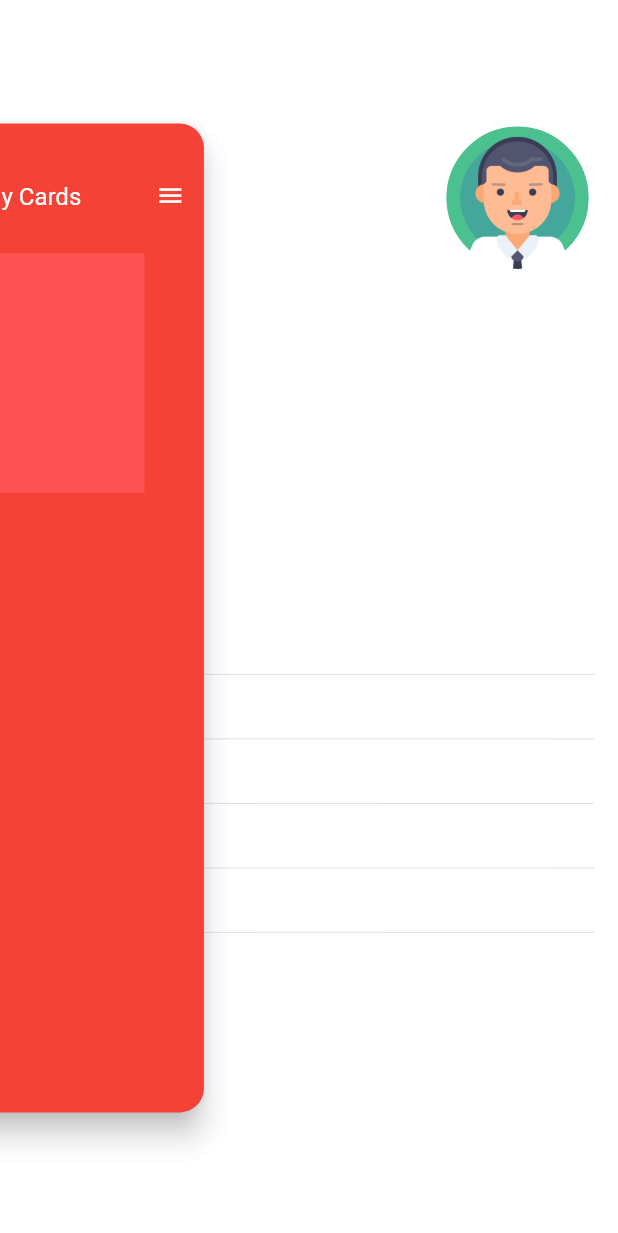
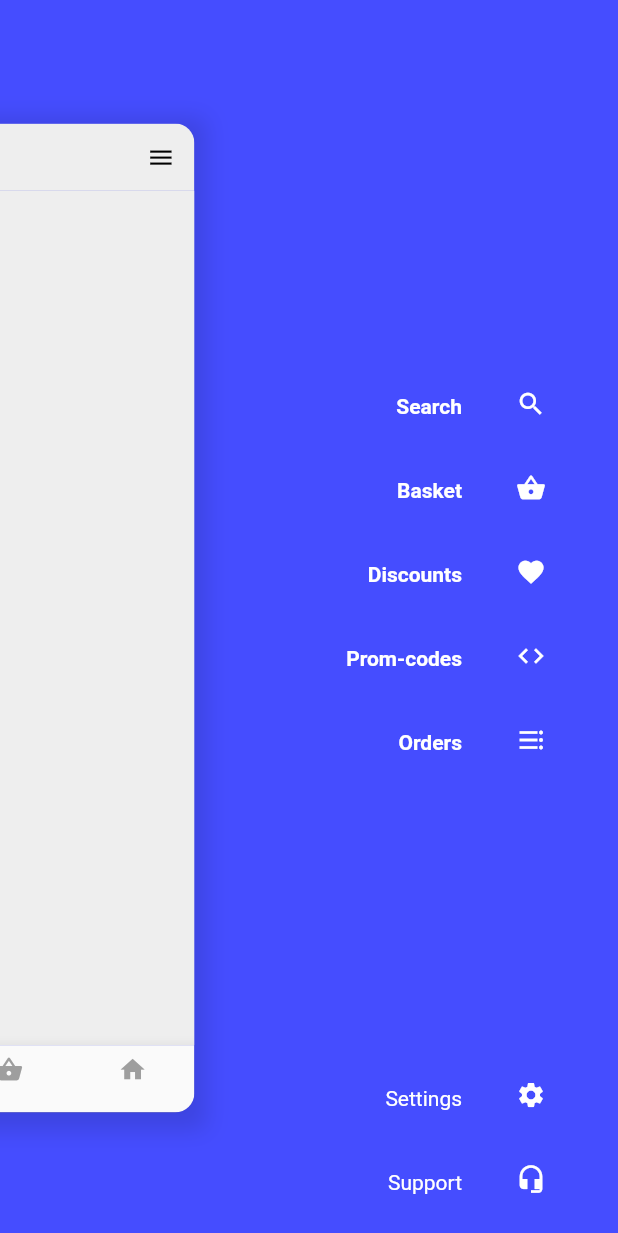
Before and after one commit to Amin397/Badaran_Flutter, a Flutter app: the screen it shows after launch, after a tap on "ورود", after a tap on the "menu" icon, on a phone screen of 412 x 824 dp. Shown: the top 1233 px of the screen. Run offline on Flutter 3.47's test engine with Material 2 defaults, Android fonts, the phone set to English and light mode, and no system bars; drawn by our look-alikes of overlay_support; our stand-ins replace flutter_spinkit, lottie, page_transition; missing offline and left inert: load.

Commit message:
menu collapsing completed

```diff
--- /dev/null
+++ b/lib/other/zoom_scaffold.dart
@@ -0,0 +1,238 @@
+import 'package:flutter/material.dart';
+import 'package:provider/provider.dart';
+
+class ZoomScaffold extends StatefulWidget {
+  final Widget menuScreen;
+  final Layout contentScreen;
+
+  ZoomScaffold({
+    this.menuScreen,
+    this.contentScreen,
+  });
+
+  @override
+  _ZoomScaffoldState createState() => new _ZoomScaffoldState();
+}
+
+class _ZoomScaffoldState extends State<ZoomScaffold>
+    with TickerProviderStateMixin {
+  Curve scaleDownCurve = new Interval(0.0, 0.3, curve: Curves.easeOut);
+  Curve scaleUpCurve = new Interval(0.0, 1.0, curve: Curves.easeOut);
+  Curve slideOutCurve = new Interval(0.0, 1.0, curve: Curves.easeOut);
+  Curve slideInCurve = new Interval(0.0, 1.0, curve: Curves.easeOut);
+
+  createContentDisplay() {
+    return zoomAndSlideContent(new Container(
+      child: new Scaffold(
+        backgroundColor: Colors.transparent,
+        appBar: new AppBar(
+            backgroundColor: Colors.grey[200],
+            elevation: 0.0,
+            leading: new IconButton(
+                icon: Icon(
+                  Icons.menu,
+                  color: Colors.black,
+                ),
+                onPressed: () {
+                  Provider.of<MenuController>(context, listen: true).toggle();
+                }),
+            actions: <Widget>[
+              IconButton(
+                onPressed: () {},
+                icon: Icon(
+                  Icons.access_time,
+                  color: Colors.grey,
+                ),
+              )
+            ]),
+        body: widget.contentScreen.contentBuilder(context),
+        bottomNavigationBar: BottomNavigationBar(
+          type: BottomNavigationBarType.fixed,
+          currentIndex: 0,
+          items: [
+            BottomNavigationBarItem(
+                title: Text(''),
+                icon: Icon(
+                  Icons.home,
+                  color: Colors.grey,
+                )),
+            BottomNavigationBarItem(
+                title: Text(''),
+                icon: Icon(Icons.shopping_basket, color: Colors.grey)),
+            BottomNavigationBarItem(
+                title: Text(''),
+                icon: Icon(Icons.shopping_cart, color: Colors.grey)),
+            BottomNavigationBarItem(
+                title: Text(''), icon: Icon(Icons.person, color: Colors.grey)),
+          ],
+        ),
+      ),
+    ));
+  }
+
+  zoomAndSlideContent(Widget content) {
+    var slidePercent, scalePercent;
+
+    switch (Provider.of<MenuController>(context, listen: true).state) {
+      case MenuState.closed:
+        slidePercent = 0.0;
+        scalePercent = 0.0;
+        break;
+      case MenuState.open:
+        slidePercent = 1.0;
+        scalePercent = 1.0;
+        break;
+      case MenuState.opening:
+        slidePercent = slideOutCurve.transform(
+            Provider.of<MenuController>(context, listen: true).percentOpen);
+        scalePercent = scaleDownCurve.transform(
+            Provider.of<MenuController>(context, listen: true).percentOpen);
+        break;
+      case MenuState.closing:
+        slidePercent = slideInCurve.transform(
+            Provider.of<MenuController>(context, listen: true).percentOpen);
+        scalePercent = scaleUpCurve.transform(
+            Provider.of<MenuController>(context, listen: true).percentOpen);
+        break;
+    }
+
+    final slideAmount = -200.0 * slidePercent;
+    final contentScale = 1.0 - (0.2 * scalePercent);
+    final cornerRadius =
+        16.0 * Provider.of<MenuController>(context, listen: true).percentOpen;
+
+    return new Transform(
+      transform: new Matrix4.translationValues(slideAmount, 0.0, 0.0)
+        ..scale(contentScale, contentScale),
+      alignment: Alignment.centerLeft,
+      child: new Container(
+        decoration: new BoxDecoration(
+          boxShadow: [
+            new BoxShadow(
+              color: Colors.black12,
+              offset: const Offset(0.0, 5.0),
+              blurRadius: 15.0,
+              spreadRadius: 10.0,
+            ),
+          ],
+        ),
+        child: new ClipRRect(
+            borderRadius: new BorderRadius.circular(cornerRadius),
+            child: content),
+      ),
+    );
+  }
+
+  @override
+  Widget build(BuildContext context) {
+    return Stack(
+      children: [
+        Container(
+          child: Scaffold(
+            body: widget.menuScreen,
+          ),
+        ),
+        createContentDisplay()
+      ],
+    );
+  }
+}
+
+class ZoomScaffoldMenuController extends StatefulWidget {
+  final ZoomScaffoldBuilder builder;
+
+  ZoomScaffoldMenuController({
+    this.builder,
+  });
+
+  @override
+  ZoomScaffoldMenuControllerState createState() {
+    return new ZoomScaffoldMenuControllerState();
+  }
+}
+
+class ZoomScaffoldMenuControllerState
+    extends State<ZoomScaffoldMenuController> {
+  @override
+  Widget build(BuildContext context) {
+    return widget.builder(
+        context, Provider.of<MenuController>(context, listen: true));
+  }
+}
+
+typedef Widget ZoomScaffoldBuilder(
+    BuildContext context, MenuController menuController);
+
+class Layout {
+  final WidgetBuilder contentBuilder;
+
+  Layout({
+    this.contentBuilder,
+  });
+}
+
+class MenuController extends ChangeNotifier {
+  final TickerProvider vsync;
+  final AnimationController _animationController;
+  MenuState state = MenuState.closed;
+
+  MenuController({
+    this.vsync,
+  }) : _animationController = new AnimationController(vsync: vsync) {
+    _animationController
+      ..duration = const Duration(milliseconds: 400)
+      ..addListener(() {
+        notifyListeners();
+      })
+      ..addStatusListener((AnimationStatus status) {
+        switch (status) {
+          case AnimationStatus.forward:
+            state = MenuState.opening;
+            break;
+          case AnimationStatus.reverse:
+            state = MenuState.closing;
+            break;
+          case AnimationStatus.completed:
+            state = MenuState.open;
+            break;
+          case AnimationStatus.dismissed:
+            state = MenuState.closed;
+            break;
+        }
+        notifyListeners();
+      });
+  }
+
+  @override
+  dispose() {
+    _animationController.dispose();
+    super.dispose();
+  }
+
+  get percentOpen {
+    return _animationController.value;
+  }
+
+  open() {
+    _animationController.forward();
+  }
+
+  close() {
+    _animationController.reverse();
+  }
+
+  toggle() {
+    if (state == MenuState.open) {
+      close();
+    } else if (state == MenuState.closed) {
+      open();
+    }
+  }
+}
+
+enum MenuState {
+  closed,
+  opening,
+  open,
+  closing,
+}
--- /dev/null
+++ b/lib/screens/mainScreen.dart
@@ -0,0 +1,48 @@
+import 'package:baderan/other/zoom_scaffold.dart';
+import 'package:flutter/material.dart';
+import 'package:provider/provider.dart';
+import 'menu_page.dart';
+
+class MyHomePage extends StatefulWidget {
+  @override
+  _MyHomePageState createState() => new _MyHomePageState();
+}
+
+class _MyHomePageState extends State<MyHomePage> with TickerProviderStateMixin {
+  MenuController menuController;
+
+  @override
+  void initState() {
+    super.initState();
+
+    menuController = new MenuController(
+      vsync: this,
+    )..addListener(() => setState(() {}));
+  }
+
+  @override
+  void dispose() {
+    menuController.dispose();
+    super.dispose();
+  }
+
+  @override
+  Widget build(BuildContext context) {
+    return Directionality(
+      textDirection: TextDirection.rtl,
+      child: ChangeNotifierProvider(
+        builder: (context) => menuController,
+        child: ZoomScaffold(
+          menuScreen: MenuScreen(),
+          contentScreen: Layout(
+              contentBuilder: (cc) => Container(
+                color: Colors.grey[200],
+                child: Container(
+                  color: Colors.grey[200],
+                ),
+              )),
+        ),
+      ),
+    );
+  }
+}
--- a/lib/screens/menu_dashboard_screen.dart
+++ /dev/null
@@ -1,252 +0,0 @@
-import 'package:flutter/cupertino.dart';
-import 'package:flutter/material.dart';
-
-class MenuDashboardPage extends StatefulWidget {
-  @override
-  _MenuDashboardPageState createState() => _MenuDashboardPageState();
-}
-
-class _MenuDashboardPageState extends State<MenuDashboardPage>
-    with SingleTickerProviderStateMixin {
-  bool isCollapsed = true;
-  double screenWidth, screenHeight;
-  AnimationController _controller;
-  Animation<double> _scaleAnimation;
-  Animation<double> _menuScaleAnimation;
-  Animation<Offset> _slideAnimation;
-
-  @override
-  void initState() {
-    super.initState();
-    _controller = AnimationController(
-        vsync: this, duration: const Duration(milliseconds: 400));
-    _scaleAnimation = Tween<double>(begin: 1, end: 0.8).animate(_controller);
-    _menuScaleAnimation =
-        Tween<double>(begin: 0.5, end: 1).animate(_controller);
-    _slideAnimation = Tween<Offset>(begin: Offset(-1, 0), end: Offset(0, 0))
-        .animate(_controller);
-  }
-
-  @override
-  void dispose() {
-    super.dispose();
-    _controller.dispose();
-  }
-
-  @override
-  Widget build(BuildContext context) {
-    Size size = MediaQuery.of(context).size;
-    screenHeight = size.height;
-    screenWidth = size.width;
-
-    return Directionality(
-      textDirection: TextDirection.rtl,
-      child: Scaffold(
-        backgroundColor: Colors.white54,
-        body: Stack(
-          children: <Widget>[
-            menu(context),
-            dashboard(context),
-          ],
-        ),
-      ),
-    );
-  }
-
-  Widget menu(context) {
-    return SlideTransition(
-      position: _slideAnimation,
-      child: ScaleTransition(
-        scale: _menuScaleAnimation,
-        child: Padding(
-            padding: const EdgeInsets.only(right: 16.0),
-            child: Column(
-              children: <Widget>[
-                Align(
-                  alignment: Alignment.topRight,
-                  child: Container(
-                    margin: EdgeInsets.only(top: screenHeight * .1),
-                    height: screenHeight * .2,
-                    width: screenWidth,
-                    child: Column(
-                      crossAxisAlignment: CrossAxisAlignment.start,
-                      children: <Widget>[
-                        Container(
-                          height: (screenHeight * .2) * .6,
-                          width: (screenWidth * .55) * .45,
-                          decoration: BoxDecoration(
-                              shape: BoxShape.circle,
-                              border: Border.all(color: Colors.white , width: 2.0),
-                              image: DecorationImage(
-                                  fit: BoxFit.cover,
-                                  image: Image.asset('assets/images/avatar.png')
-                                      .image)),
-                        ),
-                        Expanded(
-                          child: Container(
-                            width: (screenWidth * .45),
-                            child: Column(
-                              mainAxisAlignment: MainAxisAlignment.center,
-                              crossAxisAlignment: CrossAxisAlignment.start,
-                              children: <Widget>[
-                              Text('یونس نادری' , style: TextStyle(
-                                color: Colors.white , fontWeight: FontWeight.w600,
-                                fontFamily: 'IRANSans',
-                                fontSize: 18.0
-                              ),),
-                              Row(
-                                mainAxisAlignment: MainAxisAlignment.spaceBetween,
-                                children: <Widget>[
-                                  Text('کد عضویت :' , style: TextStyle(
-                                    fontFamily: 'IRANSans',
-                                    color: Colors.white
-                                  ),),
-                                  Text('ba231542154' , style: TextStyle(
-                                    color: Colors.white,
-                                    fontFamily: 'IRANSans'
-                                  ),),
-                                ],
-                              ),
-                              ],
-                            ),
-                          ),
-                        ),
-                      ],
-                    ),
-                  ),
-                ),
-                Expanded(
-                  child: Container(
-                    child: Align(
-                      alignment: Alignment.centerRight,
-                      child: Column(
-                        crossAxisAlignment: CrossAxisAlignment.start,
-                        mainAxisSize: MainAxisSize.min,
-                        mainAxisAlignment: MainAxisAlignment.spaceAround,
-                        children: <Widget>[
-                          Text(
-                            'صفحه اصلی',
-                            style: TextStyle(fontSize: 20.0, color: Colors.white),
-                          ),
-                          Divider(),
-                          Text(
-                            'پروفایل',
-                            style: TextStyle(fontSize: 20.0, color: Colors.white),
-                          ),
-                          Divider(),
-                          Text(
-                            'مدیریت کارت',
-                            style: TextStyle(fontSize: 20.0, color: Colors.white),
-                          ),
-                          Divider(),
-                          Text(
-                            'صورتحساب',
-                            style: TextStyle(fontSize: 20.0, color: Colors.white),
-                          ),
-                          Divider(),
-                          Text(
-                            'تغییر کلمه عبور',
-                            style: TextStyle(fontSize: 20.0, color: Colors.white),
-                          ),
-                          Divider(),
-                          Text(
-                            'خروج',
-                            style: TextStyle(fontSize: 20.0, color: Colors.white),
-                          ),
-                        ],
-                      ),
-                    ),
-                  ),
-                ),
-              ],
-            )),
-      ),
-    );
-  }
-
-  Widget dashboard(context) {
-    return AnimatedPositioned(
-      duration: Duration(milliseconds: 400),
-      top: 0,
-      bottom: 0,
-      right: isCollapsed ? 0 : 0.6 * screenWidth,
-      left: isCollapsed ? 0 : -0.3 * screenWidth,
-      child: ScaleTransition(
-        scale: _scaleAnimation,
-        child: Material(
-          animationDuration: Duration(milliseconds: 400),
-          borderRadius: !isCollapsed
-              ? BorderRadius.all(Radius.circular(20.0))
-              : BorderRadius.all(Radius.circular(0)),
-          elevation: 8.0,
-          color: Colors.red,
-          child: Container(
-            padding: const EdgeInsets.only(left: 16.0, right: 16.0, top: 48.0),
-            child: Column(
-              children: <Widget>[
-                Row(
-                  mainAxisAlignment: MainAxisAlignment.spaceBetween,
-                  mainAxisSize: MainAxisSize.max,
-                  children: <Widget>[
-                    InkWell(
-                      onTap: () {
-                        setState(() {
-                          if (isCollapsed) {
-                            _controller.forward();
-                          } else {
-                            _controller.reverse();
-                          }
-                          isCollapsed = !isCollapsed;
-                        });
-                      },
-                      child: Icon(
-                        Icons.menu,
-                        color: Colors.white,
-                      ),
-                    ),
-                    Text(
-                      'My Cards',
-                      style: TextStyle(color: Colors.white, fontSize: 20.0),
-                    ),
-                    Icon(
-                      Icons.settings,
-                      color: Colors.white,
-                    ),
-                  ],
-                ),
-                SizedBox(
-                  height: 36.0,
-                ),
-                Container(
-                  height: 200.0,
-                  child: PageView(
-                    controller: PageController(viewportFraction: 0.8),
-                    scrollDirection: Axis.horizontal,
-                    pageSnapping: true,
-                    children: <Widget>[
-                      Container(
-                        margin: const EdgeInsets.symmetric(horizontal: 8.0),
-                        color: Colors.redAccent,
-                        width: 100,
-                      ),
-                      Container(
-                        margin: const EdgeInsets.symmetric(horizontal: 8.0),
-                        color: Colors.blueAccent,
-                        width: 100,
-                      ),
-                      Container(
-                        margin: const EdgeInsets.symmetric(horizontal: 8.0),
-                        color: Colors.greenAccent,
-                        width: 100,
-                      ),
-                    ],
-                  ),
-                )
-              ],
-            ),
-          ),
-        ),
-      ),
-    );
-  }
-}
--- /dev/null
+++ b/lib/screens/menu_page.dart
@@ -0,0 +1,88 @@
+import 'package:baderan/other/zoom_scaffold.dart';
+import 'package:flutter/material.dart';
+import 'package:provider/provider.dart';
+
+class MenuScreen extends StatelessWidget {
+
+  final List<MenuItem> options = [
+    MenuItem(Icons.search, 'Search'),
+    MenuItem(Icons.shopping_basket, 'Basket'),
+    MenuItem(Icons.favorite, 'Discounts'),
+    MenuItem(Icons.code, 'Prom-codes'),
+    MenuItem(Icons.format_list_bulleted, 'Orders'),
+  ];
+
+  @override
+  Widget build(BuildContext context) {
+    return GestureDetector(
+      onPanUpdate: (details) {
+        //on swiping left
+        if (details.delta.dx > 0) {
+          Provider.of<MenuController>(context, listen: true).toggle();
+        }
+      },
+      child: Directionality(
+        textDirection: TextDirection.rtl,
+        child: Container(
+          padding: EdgeInsets.only(
+              top: 62,
+              right: 32,
+              bottom: 8,
+              left: MediaQuery.of(context).size.width / 2.9),
+          color: Color(0xff454dff),
+          child: Column(
+            children: <Widget>[
+              Spacer(),
+              Column(
+                children: options.map((item) {
+                  return ListTile(
+                    leading: Icon(
+                      item.icon,
+                      color: Colors.white,
+                      size: 20,
+                    ),
+                    title: Text(
+                      item.title,
+                      style: TextStyle(
+                          fontSize: 14,
+                          fontWeight: FontWeight.bold,
+                          color: Colors.white),
+                    ),
+                  );
+                }).toList(),
+              ),
+              Spacer(),
+              ListTile(
+                onTap: () {},
+                leading: Icon(
+                  Icons.settings,
+                  color: Colors.white,
+                  size: 20,
+                ),
+                title: Text('Settings',
+                    style: TextStyle(fontSize: 14, color: Colors.white)),
+              ),
+              ListTile(
+                onTap: () {},
+                leading: Icon(
+                  Icons.headset_mic,
+                  color: Colors.white,
+                  size: 20,
+                ),
+                title: Text('Support',
+                    style: TextStyle(fontSize: 14, color: Colors.white)),
+              ),
+            ],
+          ),
+        ),
+      ),
+    );
+  }
+}
+
+class MenuItem {
+  String title;
+  IconData icon;
+
+  MenuItem(this.icon, this.title);
+}
--- a/lib/screens/sign_in_screen.dart
+++ b/lib/screens/sign_in_screen.dart
@@ -4,7 +4,7 @@ import 'package:flutter/services.dart';
 import 'package:lottie/lottie.dart';
 import 'package:page_transition/page_transition.dart';
 
-import 'menu_dashboard_screen.dart';
+import 'mainScreen.dart';
 
 class SignInPage extends StatelessWidget {
   @override
@@ -39,6 +39,13 @@ class _SignInScreenState extends State<SignInScreen>
     _controller = AnimationController(
       vsync: this,
     );
+  }
+
+  @override
+  void dispose() {
+    super.dispose();
+
+    _controller.dispose();
   }
 
   @override
@@ -260,7 +267,7 @@ class _SignInScreenState extends State<SignInScreen>
                                   Navigator.pushReplacement(
                                       context,
                                       PageTransition(
-                                          type: PageTransitionType.upToDown, child: MenuDashboardPage()));
+                                          type: PageTransitionType.upToDown, child: MyHomePage()));
                                 },
                                 splashColor: Colors.white,
                                 color: Colors.blue.shade400,
--- a/pubspec.yaml
+++ b/pubspec.yaml
@@ -28,13 +28,14 @@ dependencies:
   # The following adds the Cupertino Icons font to your application.
   # Use with the CupertinoIcons class for iOS style icons.
   cupertino_icons: ^0.1.3
-  provider: ^4.1.3
+  provider: ^2.0.0
   flutter_spinkit: "^4.1.2"
   overlay_support: ^1.0.3
   load: ^0.1.5+1
   lottie: ^0.4.1
   page_transition: "^1.1.5"
-
+  titled_navigation_bar: ^4.1.0
+  flutter_inner_drawer: ^0.5.6+1
 
 dev_dependencies:
   flutter_test:
```
Also changed, not shown: pubspec.lock.
